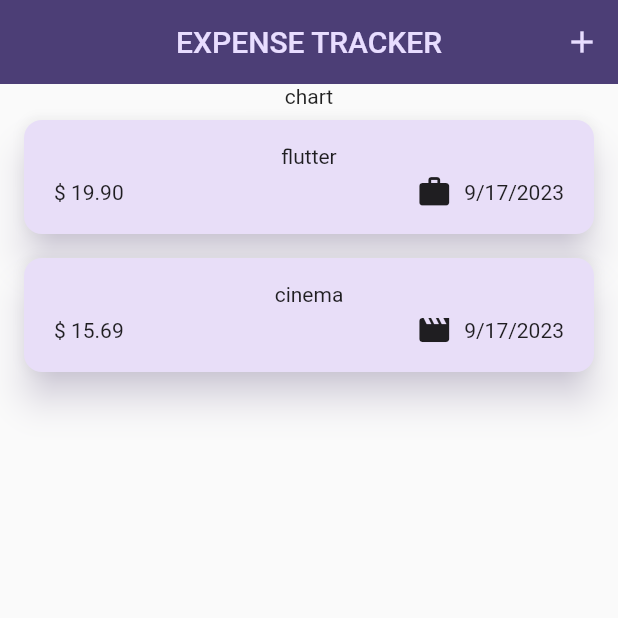
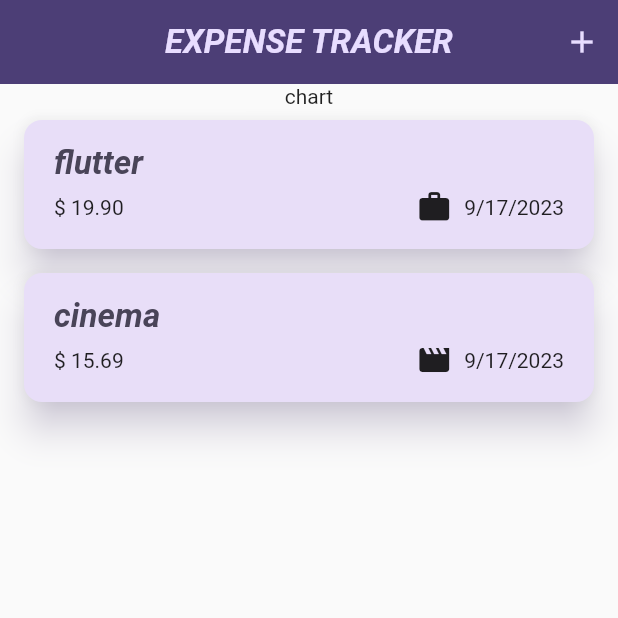
Before and after one commit to azutsavv/expense_tracking, a Flutter app: the screen it shows after launch, on a phone screen of 412 x 824 dp, the top half of it. Run offline on Flutter 3.47's test engine with Material 2 defaults, Android fonts, the phone set to English and light mode, and no system bars.

Commit message:
theme is completely changed , star working on dark mode

```diff
--- a/lib/main.dart
+++ b/lib/main.dart
@@ -38,7 +38,12 @@ class MyApp extends StatelessWidget {
             ),
 
             textTheme: ThemeData().textTheme.copyWith(
-
+              titleLarge: TextStyle(
+                color: KcolorScheme.onSecondaryContainer,
+                fontStyle: FontStyle.italic,
+                fontWeight: FontWeight.bold,
+                fontSize: 22,
+              ),
             )
 
 
--- a/lib/widgets/expenses_list/expenses_item.dart
+++ b/lib/widgets/expenses_list/expenses_item.dart
@@ -14,8 +14,12 @@ class Expense_item extends StatelessWidget {
         vertical: 16,
       ),
       child: Column(
+        crossAxisAlignment: CrossAxisAlignment.start,
         children: [
-          Text(expense.title),
+          Text(expense.title,
+          style: Theme.of(context).textTheme.titleLarge ,
+
+          ),
           const SizedBox(height: 4,),
 
           Row(
--- a/lib/widgets/expenses_list/expenses_list.dart
+++ b/lib/widgets/expenses_list/expenses_list.dart
@@ -13,7 +13,15 @@ class expenses_list extends StatelessWidget {
     return ListView.builder(
       itemCount: expenses.length,
       itemBuilder: (context, index) => Dismissible(
+          direction: DismissDirection.endToStart,
           key: ValueKey(expenses[index]),
+          background: Container(
+            decoration: BoxDecoration(
+              borderRadius: BorderRadius.circular(12),
+              color: Theme.of(context).colorScheme.error.withOpacity(.85),
+            ),
+           margin: Theme.of(context).cardTheme.margin,
+          ),
           onDismissed: (direction) {
             OnRemoveExpense(expenses[index]);
           },
```
